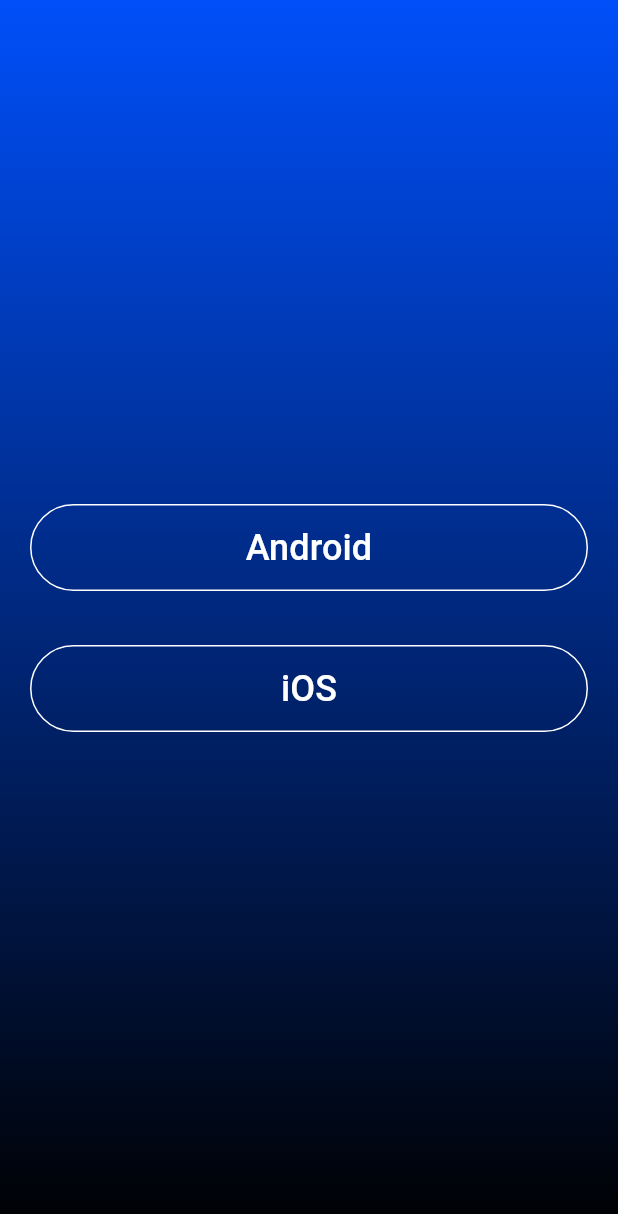
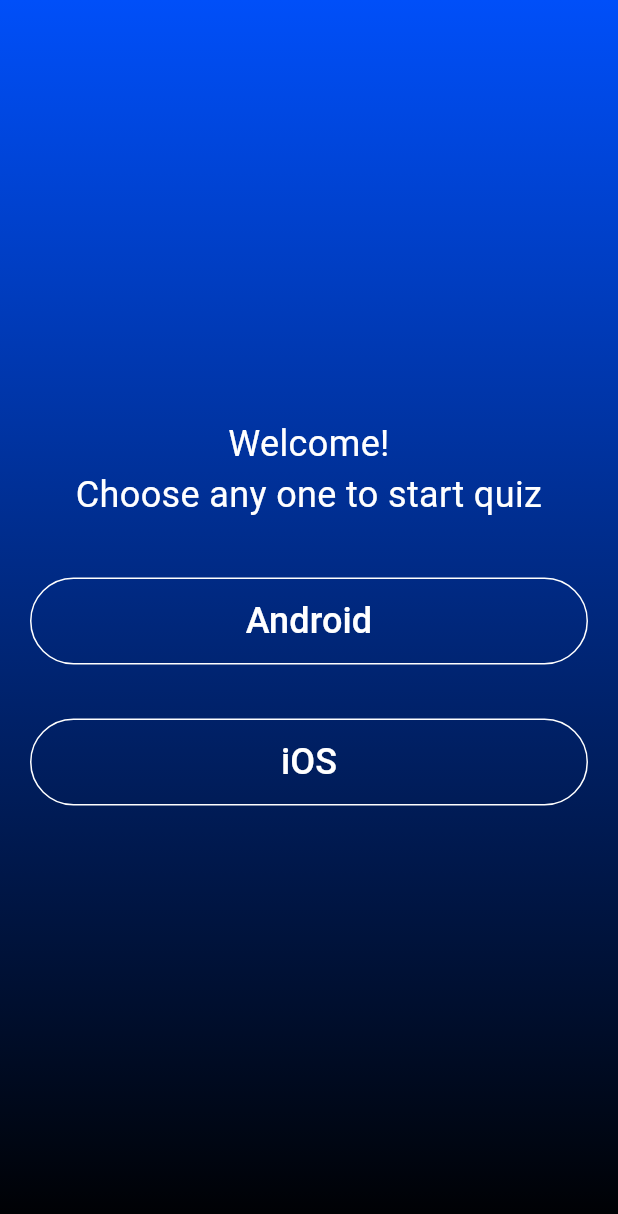
Before and after one commit to vaibhavkvh/flutter_quiz_one, a Flutter app: the screen it shows after launch, on a phone screen of 412 x 824 dp. Shown: the top 1214 px of the screen. Run offline on Flutter 3.47's test engine with Material 3 defaults, Android fonts, the phone set to English and light mode, and no system bars; missing offline and left inert: radio_group_v2.

Commit message:
initial commit

```diff
--- a/lib/welcome_screen.dart
+++ b/lib/welcome_screen.dart
@@ -27,6 +27,12 @@
             child: Column(
               mainAxisAlignment: MainAxisAlignment.center,
               children: [
+                Text(
+                  textAlign: TextAlign.center,
+                  'Welcome! \nChoose any one to start quiz',
+                  style: TextStyle(color: Colors.white, fontSize: 24),
+                ),
+                SizedBox(height: 30,),
                 'Android'.toOutlineButton(() {
                   gotoNext('assets/android_questions.json');
                 }),
```
Also changed, not shown: 3 other files.
